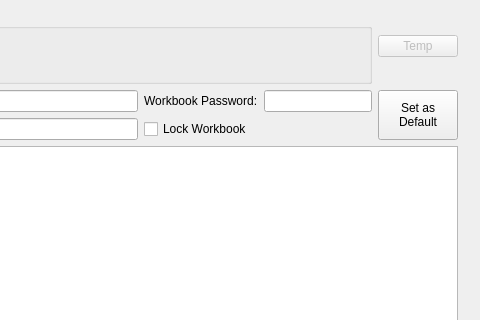
This is script/UI/UI_main.ui in duvuvu/pa-form-PE-2023 as Qt 5 draws it before an edit; both pictures show x 870 to 1350 and y 0 to 320 of the 1350 by 550 pixel window. The edited form follows.
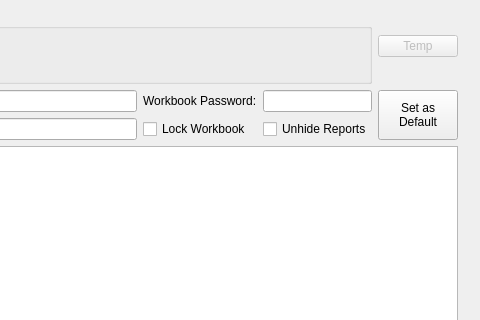
This is the edited form.

Commit message: Add an option hide/unhide sheet "Reports"

Diff of the .ui file:
```diff
--- a/script/UI/UI_main.ui
+++ b/script/UI/UI_main.ui
@@ -160,13 +160,6 @@
             </property>
            </widget>
           </item>
-          <item row="2" column="2" colspan="2">
-           <widget class="QCheckBox" name="checkBox_lock_workbook">
-            <property name="text">
-             <string>Lock Workbook</string>
-            </property>
-           </widget>
-          </item>
           <item row="2" column="0">
            <widget class="QLabel" name="label_3">
             <property name="text">
@@ -262,6 +255,20 @@
             </layout>
            </widget>
           </item>
+          <item row="2" column="2">
+           <widget class="QCheckBox" name="checkBox_lock_workbook">
+            <property name="text">
+             <string>Lock Workbook</string>
+            </property>
+           </widget>
+          </item>
+          <item row="2" column="3">
+           <widget class="QCheckBox" name="checkBox_show_reports">
+            <property name="text">
+             <string>Unhide Reports</string>
+            </property>
+           </widget>
+          </item>
          </layout>
         </item>
         <item row="1" column="1">
```
Left out of the diff: 4 changed lines with no effect on the pictures. The commit also changes 6 other files.
